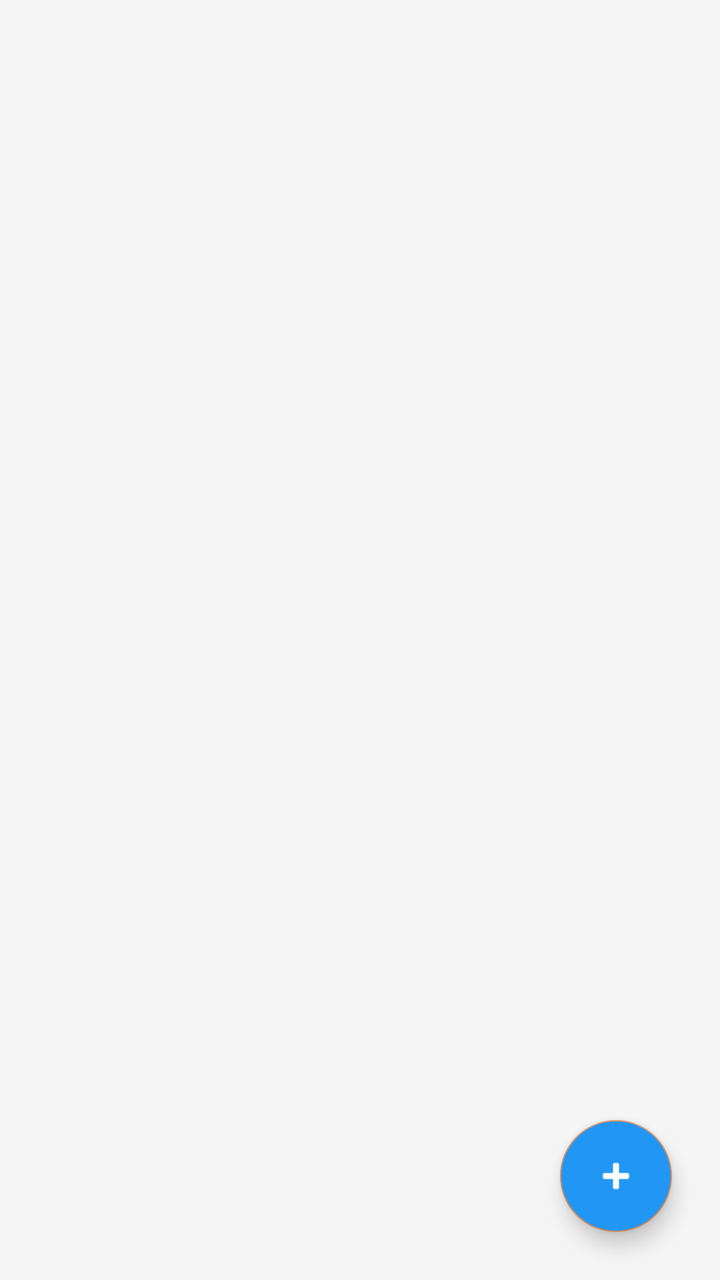
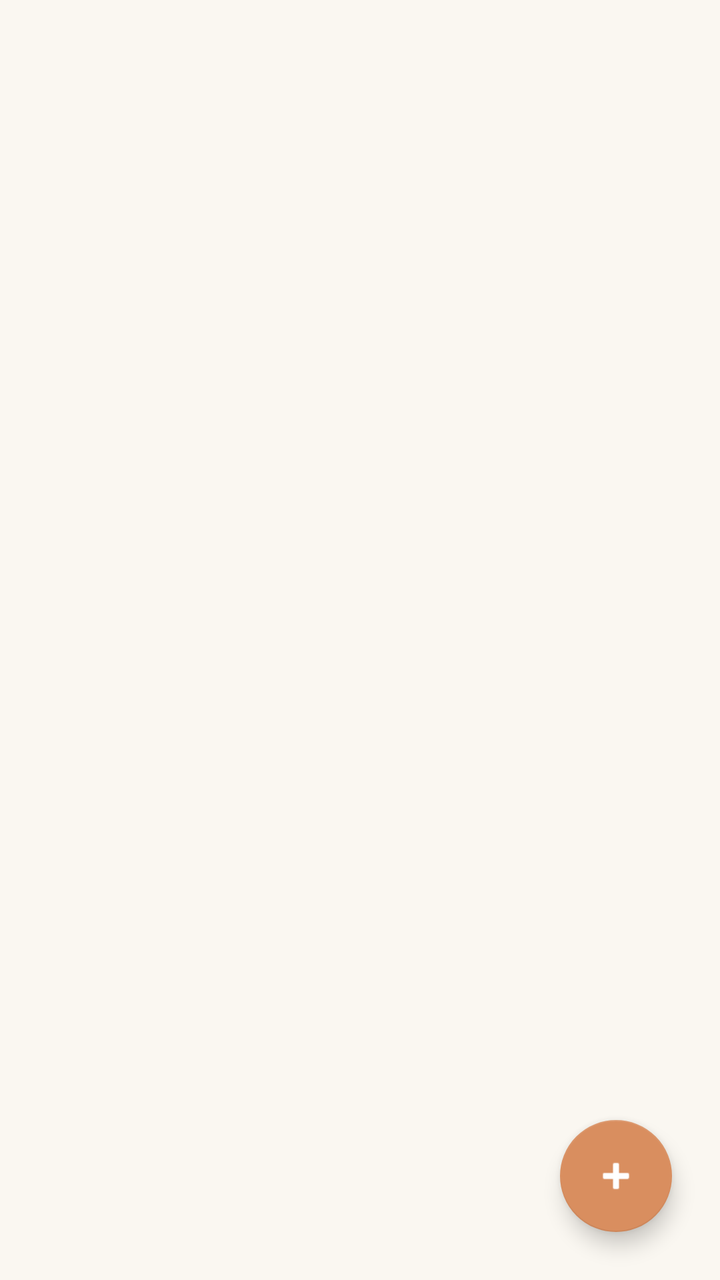

Screens rendered from an Android XML layout before and after an edit, with the pre-edit source and the edit as a unified diff.
<!-- AndroidManifest.xml: application theme Theme.Inmobiliaria -->
<!-- res/layout/fragment_inmuebles.xml -->
<?xml version="1.0" encoding="utf-8"?>
<androidx.constraintlayout.widget.ConstraintLayout xmlns:android="http://schemas.android.com/apk/res/android"
    xmlns:app="http://schemas.android.com/apk/res-auto"
    xmlns:tools="http://schemas.android.com/tools"
    android:layout_width="match_parent"
    android:layout_height="match_parent"
    android:background="#F5F5F5"
    tools:context=".ui.inmuebles.InmueblesFragment">

    <androidx.recyclerview.widget.RecyclerView
        android:id="@+id/recyclerView"
        android:layout_width="match_parent"
        android:layout_height="match_parent"
        android:padding="8dp"
        android:clipToPadding="false"
        app:layoutManager="androidx.recyclerview.widget.GridLayoutManager"
        app:spanCount="2"
        tools:listitem="@layout/item_inmueble" />

    <com.google.android.material.floatingactionbutton.FloatingActionButton
        android:id="@+id/btnAltaInmueble"
        android:layout_width="wrap_content"
        android:layout_height="wrap_content"
        android:layout_margin="24dp"
        android:backgroundTint="#2196F3"
        android:src="@android:drawable/ic_input_add"
        app:layout_constraintBottom_toBottomOf="parent"
        app:layout_constraintEnd_toEndOf="parent"
        app:tint="#FFFFFF" />

</androidx.constraintlayout.widget.ConstraintLayout>
<!-- res/layout/item_inmueble.xml (included above) -->
<?xml version="1.0" encoding="utf-8"?>
<androidx.cardview.widget.CardView xmlns:android="http://schemas.android.com/apk/res/android"
    xmlns:app="http://schemas.android.com/apk/res-auto"
    android:layout_width="match_parent"
    android:layout_height="wrap_content"
    android:layout_margin="8dp"
    android:backgroundTint="#009688"
    app:cardCornerRadius="20dp"
    app:cardElevation="4dp">

    <androidx.constraintlayout.widget.ConstraintLayout
        android:layout_width="match_parent"
        android:layout_height="wrap_content"
        android:padding="12dp">

        <androidx.cardview.widget.CardView
            android:id="@+id/cardImagen"
            android:layout_width="0dp"
            android:layout_height="120dp"
            app:cardCornerRadius="16dp"
            app:layout_constraintEnd_toEndOf="parent"
            app:layout_constraintStart_toStartOf="parent"
            app:layout_constraintTop_toTopOf="parent">

            <ImageView
                android:id="@+id/imgInmueble"
                android:layout_width="match_parent"
                android:layout_height="match_parent"
                android:scaleType="centerCrop"
                android:src="@drawable/ubic" />
        </androidx.cardview.widget.CardView>

        <androidx.cardview.widget.CardView
            android:layout_width="0dp"
            android:layout_height="wrap_content"
            android:layout_marginTop="12dp"
            android:backgroundTint="#FFFFFF"
            app:cardCornerRadius="12dp"
            app:layout_constraintBottom_toBottomOf="parent"
            app:layout_constraintEnd_toEndOf="parent"
            app:layout_constraintStart_toStartOf="parent"
            app:layout_constraintTop_toBottomOf="@+id/cardImagen">

            <LinearLayout
                android:layout_width="match_parent"
                android:layout_height="wrap_content"
                android:gravity="center"
                android:orientation="vertical"
                android:padding="8dp">

                <TextView
                    android:id="@+id/tvDireccion"
                    android:layout_width="wrap_content"
                    android:layout_height="wrap_content"
                    android:text="Salta 325"
                    android:textColor="#00796B"
                    android:textSize="14sp" />

                <TextView
                    android:id="@+id/tvPrecio"
                    android:layout_width="wrap_content"
                    android:layout_height="wrap_content"
                    android:text="$17000.0"
                    android:textColor="#004D40"
                    android:textSize="16sp"
                    android:textStyle="bold" />
            </LinearLayout>
        </androidx.cardview.widget.CardView>

    </androidx.constraintlayout.widget.ConstraintLayout>
</androidx.cardview.widget.CardView>
<!-- resources referenced by this layout -->
<resources>
  <!-- drawable ubic: png bitmap (drawable, 18653 bytes) -->
  <style name="Theme.Inmobiliaria" parent="Theme.MaterialComponents.DayNight.DarkActionBar">
          <item name="colorPrimary">@color/green</item>
          <item name="colorPrimaryVariant">@color/green_dark</item>
          <item name="colorOnPrimary">@color/white</item>
  
          <item name="colorSecondary">@color/accent_warm</item>
          <item name="colorSecondaryVariant">@color/accent_warm_dark</item>
          <item name="colorOnSecondary">@color/white</item>
  
          <item name="android:colorBackground">@color/bg_light</item>
          <item name="colorSurface">@color/surface_light</item>
          <item name="colorOnBackground">@color/text_light</item>
          <item name="colorOnSurface">@color/text_light</item>
  
          <item name="android:statusBarColor">?attr/colorPrimaryVariant</item>
      </style>
  <color name="green">#47BA52</color>
  <color name="green_dark">#2F8F3A</color>
  <color name="white">#FFFFFFFF</color>
  <color name="accent_warm">#D98E5F</color>
  <color name="accent_warm_dark">#B87447</color>
  <color name="bg_light">#FAF7F1</color>
  <color name="surface_light">#FFFDF8</color>
  <color name="text_light">#1E241E</color>
</resources>

<!-- the commit's change to res/layout/fragment_inmuebles.xml (unified diff, before → after) -->
@@ -4,7 +4,6 @@
     xmlns:tools="http://schemas.android.com/tools"
     android:layout_width="match_parent"
     android:layout_height="match_parent"
-    android:background="#F5F5F5"
     tools:context=".ui.inmuebles.InmueblesFragment">
 
     <androidx.recyclerview.widget.RecyclerView
@@ -22,7 +21,6 @@
         android:layout_width="wrap_content"
         android:layout_height="wrap_content"
         android:layout_margin="24dp"
-        android:backgroundTint="#2196F3"
         android:src="@android:drawable/ic_input_add"
         app:layout_constraintBottom_toBottomOf="parent"
         app:layout_constraintEnd_toEndOf="parent"
